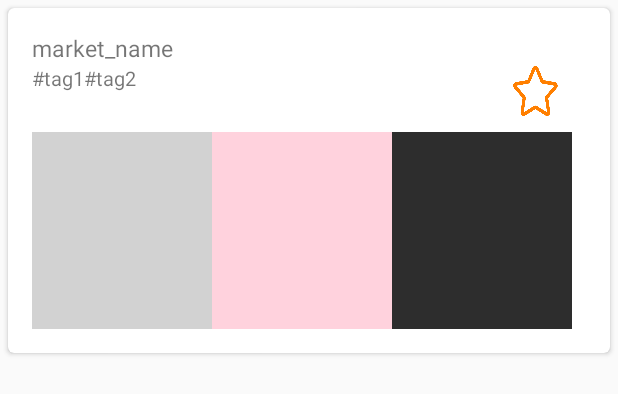
After one commit to minngz/Manzbuy_app, an Android app: the layout cardview_market.xml on its own in the app's theme, with its tools: preview values and no code run, on a phone screen of 412 x 824 dp. The commit adds this screen. Shown: the top 394 px of the screen. Run offline under Robolectric (Android 15) with nearby library versions, the phone set to English and light mode, and no system bars.

Commit message:
MarketPage
Implement Market Page Fragment

```diff
--- a/app/build.gradle
+++ b/app/build.gradle
@@ -24,7 +24,10 @@ dependencies {
     implementation 'com.android.support:design:28.0.0'
     implementation 'com.android.support.constraint:constraint-layout:1.1.3'
     implementation 'com.android.support:support-vector-drawable:28.0.0'
+    implementation 'com.android.support:cardview-v7:28.0.0'
+    implementation 'com.android.support:recyclerview-v7:28.0.0'
     testImplementation 'junit:junit:4.12'
     androidTestImplementation 'com.android.support.test:runner:1.0.2'
     androidTestImplementation 'com.android.support.test.espresso:espresso-core:3.0.2'
+
 }
--- /dev/null
+++ b/app/src/main/res/drawable-v24/market_bookmark.xml
@@ -0,0 +1,11 @@
+<?xml version="1.0" encoding="utf-8"?>
+<selector xmlns:android="http://schemas.android.com/apk/res/android">
+
+    <item
+        android:drawable="@drawable/market_bookmark_on"
+        android:state_pressed="true"/>
+    <item
+        android:drawable="@drawable/market_bookmark_off"
+        android:state_pressed="false"/>
+
+</selector>
--- a/app/src/main/res/layout/activity_main.xml
+++ b/app/src/main/res/layout/activity_main.xml
@@ -51,7 +51,7 @@
                 android:background="@android:color/transparent" />
             <ImageButton
                 android:id="@+id/shoppingCart"
-                android:src="@drawable/shoppingCart"
+                android:src="@drawable/shopping_cart"
                 android:layout_width="40dp"
                 android:layout_height="wrap_content"
                 android:layout_gravity="center"
--- /dev/null
+++ b/app/src/main/res/layout/cardview_market.xml
@@ -0,0 +1,86 @@
+<?xml version="1.0" encoding="utf-8"?>
+<android.support.v7.widget.CardView xmlns:android="http://schemas.android.com/apk/res/android"
+    android:layout_width="match_parent"
+    android:layout_height="230dp"
+    xmlns:cardview="http://schemas.android.com/apk/res-auto"
+    android:layout_margin="5dp"
+    cardview:cardCornerRadius="4dp">
+
+    <LinearLayout
+        android:orientation="vertical"
+        android:layout_width="match_parent"
+        android:layout_height="match_parent"
+        android:layout_marginLeft="@dimen/activity_horizontal_margin"
+        android:layout_marginBottom="@dimen/activity_vertical_margin"
+        android:layout_marginTop="@dimen/activity_vertical_margin"
+        android:layout_marginRight="@dimen/activity_horizontal_margin">
+
+        <TextView
+            android:id="@+id/market_name_id"
+            android:layout_width="wrap_content"
+            android:layout_height="wrap_content"
+            android:text="market_name"
+            android:textSize="15dp"/>
+        <LinearLayout
+            android:layout_width="match_parent"
+            android:layout_height="wrap_content"
+            android:orientation="horizontal">
+            <TextView
+                android:id="@+id/market_tag_name_1"
+                android:layout_width="wrap_content"
+                android:layout_height="wrap_content"
+                android:text="#tag1"
+                android:textSize="13dp"/>
+            <TextView
+                android:id="@+id/market_tag_name_2"
+                android:layout_width="wrap_content"
+                android:layout_height="wrap_content"
+                android:text="#tag2"
+                android:textSize="13dp"/>
+            <LinearLayout
+                android:layout_width="match_parent"
+                android:layout_height="wrap_content"
+                android:orientation="horizontal"
+                android:gravity="right">
+
+                <Button
+                    android:id="@+id/market_bookmark_id"
+                    android:layout_width="35dp"
+                    android:layout_height="35dp"
+                    android:layout_marginRight="@dimen/activity_horizontal_margin"
+                    android:background="@drawable/market_bookmark" />
+
+            </LinearLayout>
+
+        </LinearLayout>
+
+        <LinearLayout
+            android:layout_width="match_parent"
+            android:layout_height="match_parent"
+            android:orientation="horizontal"
+            android:layout_marginTop="10dp">
+
+            <ImageView
+                android:id="@+id/market_image_1"
+                android:layout_width="120dp"
+                android:layout_height="match_parent"
+                android:background="#d2d2d2" />
+
+            <ImageView
+                android:id="@+id/market_image_2"
+                android:layout_width="120dp"
+                android:layout_height="match_parent"
+                android:background="#ffd2dd" />
+
+            <ImageView
+                android:id="@+id/market_image_3"
+                android:layout_width="120dp"
+                android:layout_height="match_parent"
+                android:background="#2d2d2d" />
+
+        </LinearLayout>
+
+
+    </LinearLayout>
+
+</android.support.v7.widget.CardView>
```
Also changed, not shown: app/src/main/java/com/example/manzbuy/Market.java (added, +77 -0 lines), app/src/main/java/com/example/manzbuy/MarketFragment.java (added, +31 -0 lines), app/src/main/java/com/example/manzbuy/MarketRecyclerViewAdapter.java (added, +79 -0 lines), app/src/main/res/layout/market_fragment.xml (added, +13 -0 lines), app/src/main/res/drawable/market_bookmark_off.PNG (added), app/src/main/res/drawable/market_bookmark_on.PNG (added), app/src/main/res/drawable/shopping_cart.png (renamed from app/src/main/res/drawable/shoppingCart.png), 1 other file.
